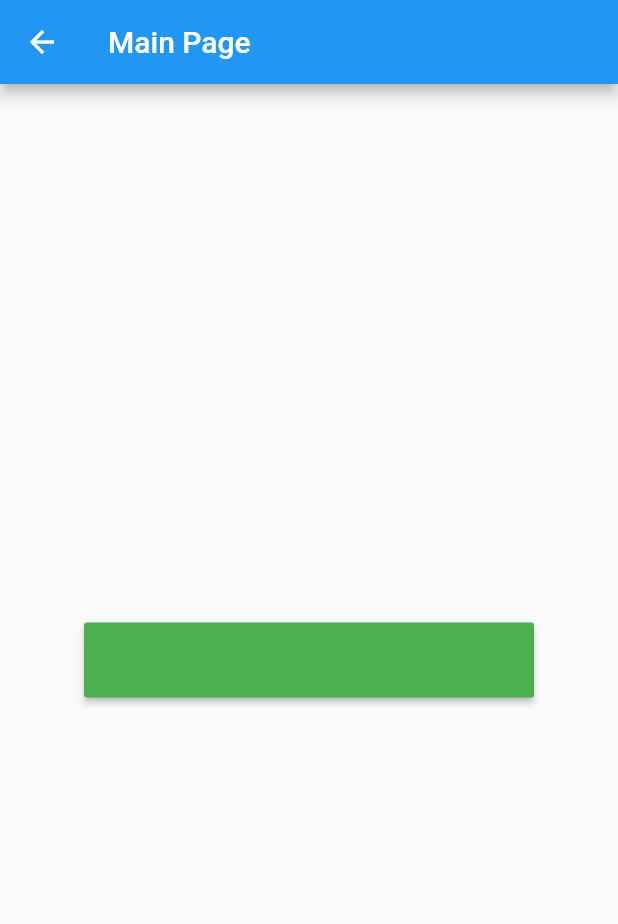
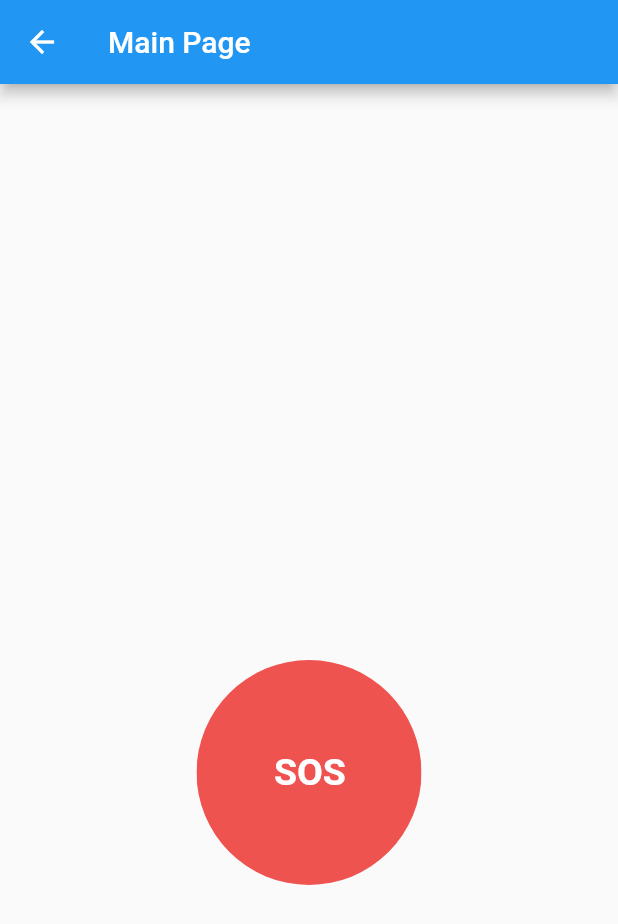
Before and after one commit to devashar13/IvyHack-DontDieBro, a Flutter app: the MainPage screen opened by its route, on a phone screen of 412 x 824 dp. Shown: the top 924 px of the screen. Run offline on Flutter 3.47's test engine with Material 2 defaults, Android fonts, the phone set to English and light mode, and no system bars; our stand-ins replace connectivity, firebase_auth, firebase_core, firebase_database, geolocator, location; accounts and stored records are empty.

Commit message:
Added geolocation

```diff
--- a/lib/screens/mainpage.dart
+++ b/lib/screens/mainpage.dart
@@ -1,5 +1,7 @@
 import 'package:firebase_database/firebase_database.dart';
 import 'package:flutter/material.dart';
+import 'package:geolocator/geolocator.dart';
+import 'package:location/location.dart';
 
 class MainPage extends StatefulWidget {
   static const String id = 'mainPage';
@@ -8,6 +10,13 @@ class MainPage extends StatefulWidget {
 }
 
 class _MainPageState extends State<MainPage> {
+  Location location = new Location();
+
+  void setUpPositionLocator() async {
+    var pos = await location.getLocation();
+    print(pos);
+  }
+
   @override
   Widget build(BuildContext context) {
     return Scaffold(
@@ -15,17 +24,31 @@ class _MainPageState extends State<MainPage> {
           title: Text('Main Page'),
         ),
         body: Center(
-        child: MaterialButton(
-          onPressed: () {
-            DatabaseReference dbref =
-                FirebaseDatabase.instance.reference().child('Test');
-            dbref.set('Connected');
+          child: Padding(
+            padding: const EdgeInsets.only(top: 150),
+            child: GestureDetector(
+              onTap: () {
+                setUpPositionLocator();
               },
-          height: 50,
-          minWidth: 300,
-          color: Colors.green,
+              child: ClipOval(
+                child: Container(
+                  color: Colors.red[400],
+                  height: 150,
+                  width: 150,
+                  child: Center(
+                    child: Padding(
+                      padding: const EdgeInsets.only(right: 5),
+                      child: Text(' SOS',
+                          style: TextStyle(
+                              color: Colors.white,
+                              fontWeight: FontWeight.bold,
+                              fontSize: 25)),
                     ),
                   ),
-    );
+                ),
+              ),
+            ),
+          ),
+        ));
   }
 }
--- a/pubspec.yaml
+++ b/pubspec.yaml
@@ -32,6 +32,8 @@ dependencies:
   firebase_auth: ^0.18.1+1
   firebase_database: ^4.1.0
   connectivity: ^0.4.9+3
+  geolocator: ^6.0.0+4
+  location: ^3.0.2
 
 dev_dependencies:
   flutter_test:
```
Also changed, not shown: pubspec.lock, 1 other file. Lines whose indentation alone changed are shown as unchanged.
